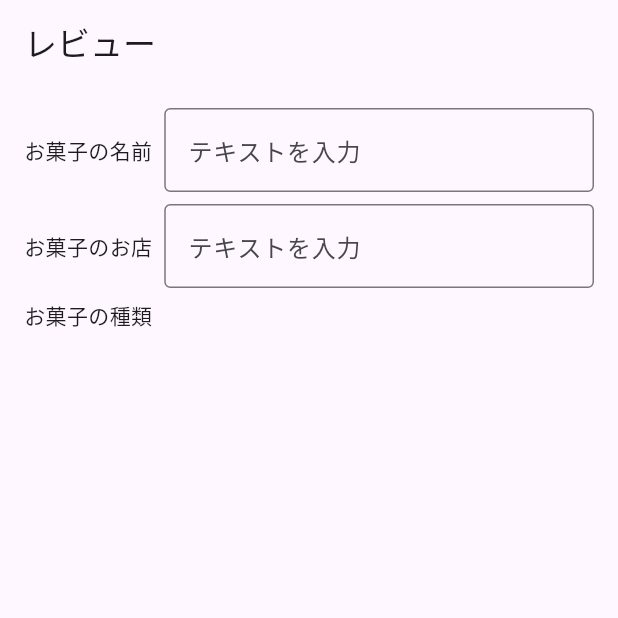
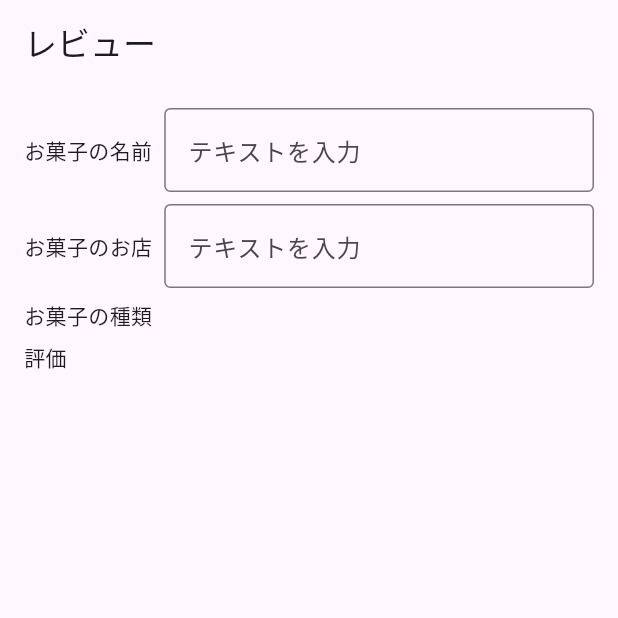
Before and after one commit to Yuki-Naka-Sharing-Study/OkashiReviewAppFlutter, a Flutter app: the screen it shows after launch, item 2 of the bottom bar chosen, on a phone screen of 412 x 824 dp, the top half of it. Run offline on Flutter 3.47's test engine with Material 3 defaults, Android fonts, the phone set to English and light mode, and no system bars.

Commit message:
Implemented "Evaluation" in review_screen.

```diff
--- a/lib/features/review/presentation/review_screen.dart
+++ b/lib/features/review/presentation/review_screen.dart
@@ -56,6 +56,12 @@ class _ReviewScreenState extends State<ReviewScreen> {
                 const Text("お菓子の種類"),
               ],
             ),
+            const SizedBox(height: 8),
+            Row(
+              children: [
+                const Text("評価"),
+              ],
+            ),
           ],
         ),
       ),
```
